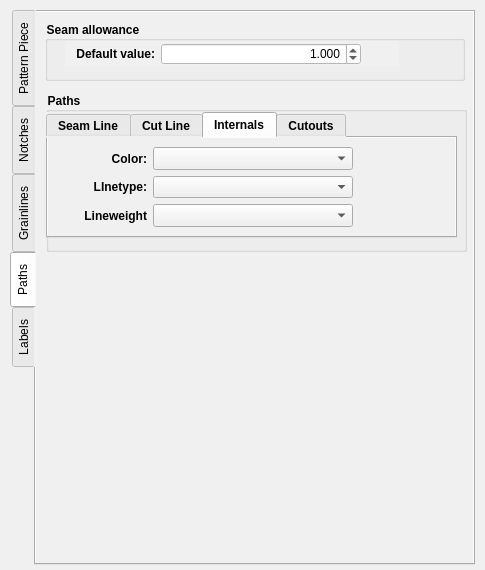
Before: the Qt Designer form src/app/seamly2d/dialogs/configpages/preferencespatternpage.ui in FashionFreedom/Seamly2D, drawn with Qt 5.
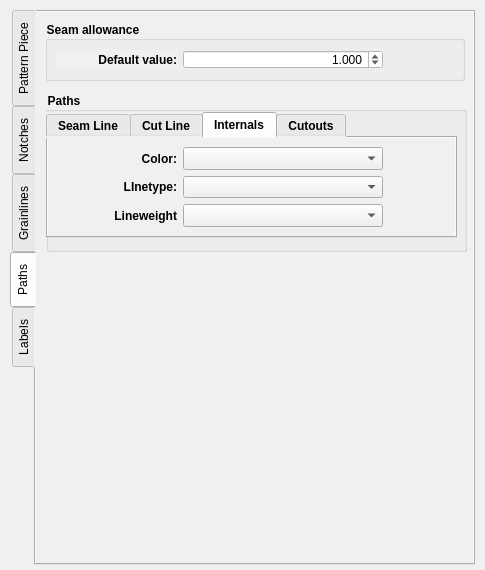
After: the same form once the commit is applied. The open tabs and pages were chosen to show the change. Icons and pictures are not drawn. Custom widgets are drawn as their Qt base class.

Diff of the .ui file:
```diff
--- a/src/app/seamly2d/dialogs/configpages/preferencespatternpage.ui
+++ b/src/app/seamly2d/dialogs/configpages/preferencespatternpage.ui
@@ -961,21 +961,14 @@
      <property name="title">
       <string>Seam allowance</string>
      </property>
-     <widget class="QWidget" name="layoutWidget">
-      <property name="geometry">
-       <rect>
-        <x>20</x>
-        <y>20</y>
-        <width>334</width>
-        <height>26</height>
-       </rect>
-      </property>
+     <layout class="QVBoxLayout" name="verticalLayout_23">
+      <item>
       <layout class="QHBoxLayout" name="horizontalLayout">
        <item>
         <widget class="QLabel" name="defaultSeamAllowance_Label">
          <property name="minimumSize">
           <size>
-           <width>90</width>
+            <width>120</width>
            <height>0</height>
           </size>
          </property>
@@ -1051,7 +1044,8 @@
         </spacer>
        </item>
       </layout>
-     </widget>
+      </item>
+     </layout>
     </widget>
     <widget class="QGroupBox" name="groupBox">
      <property name="geometry">
@@ -1554,7 +1548,7 @@
               </property>
               <property name="minimumSize">
                <size>
-                <width>90</width>
+                <width>120</width>
                 <height>18</height>
                </size>
               </property>
@@ -1619,7 +1613,7 @@
               </property>
               <property name="minimumSize">
                <size>
-                <width>90</width>
+                <width>120</width>
                 <height>18</height>
                </size>
               </property>
@@ -1678,7 +1672,7 @@
              <widget class="QLabel" name="internalLineweight_Label">
               <property name="minimumSize">
                <size>
-                <width>90</width>
+                <width>120</width>
                 <height>0</height>
                </size>
               </property>
```
Left out of the diff: 42 changed lines with no effect on the pictures. Lines whose indentation alone changed are shown as unchanged.
